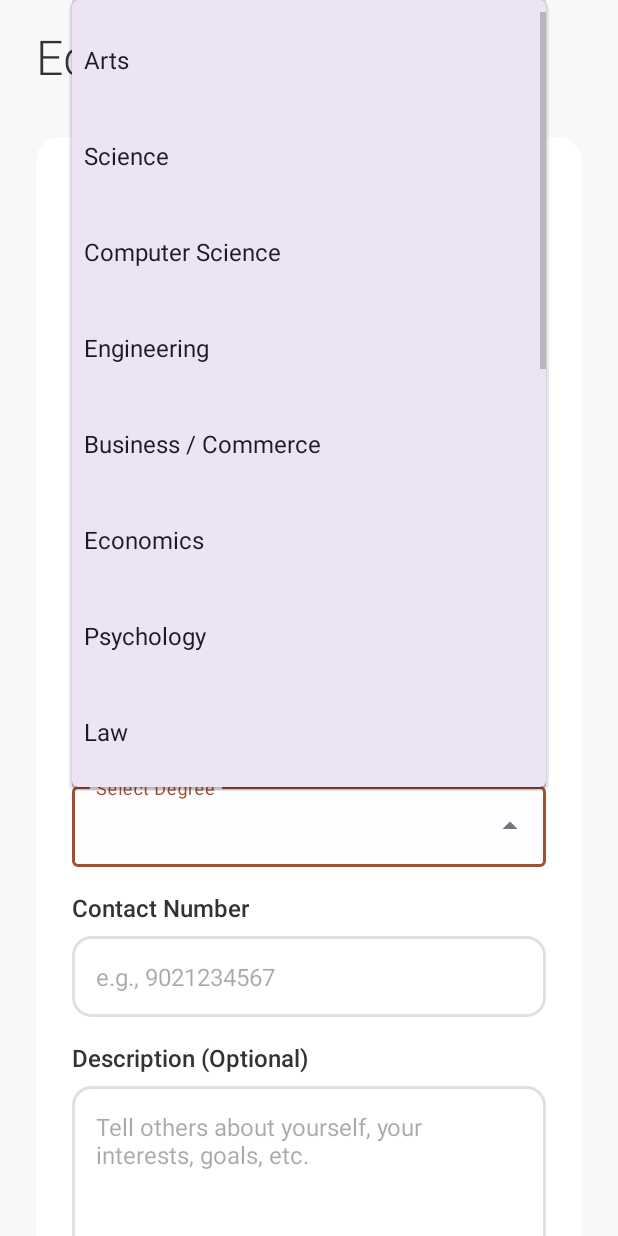
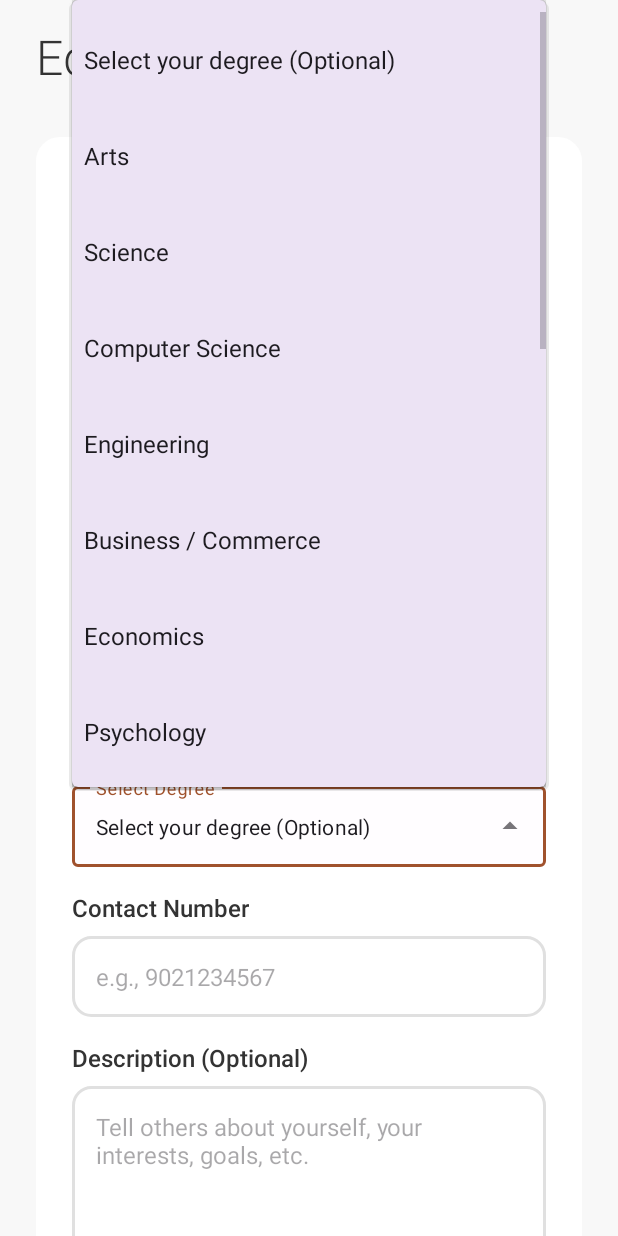
Before and after one commit to henriceriocain/DalTutor, an Android app: the EditProfileActivity screen opened directly, with no data from a screen before it, after a tap on an icon or button, on a phone screen of 412 x 824 dp. Run offline under Robolectric (Android 15) with nearby library versions, the phone set to English and light mode, and no system bars; our stand-ins replace Firebase (no records; nobody signed in at launch, a user with empty details on screens opened directly); pictures from the network do not load; 1 other tap on this screen came first.

```diff
--- a/app/src/main/java/com/example/csci3130group1/utils/DegreeConstants.java
+++ b/app/src/main/java/com/example/csci3130group1/utils/DegreeConstants.java
@@ -45,9 +45,12 @@ public class DegreeConstants {
         "Planning"
     };
 
-    // Get degree options for profile editing (no "All Degrees" option)
+    // Get degree options for profile editing (with empty state)
     public static String[] getProfileDegreeOptions() {
-        return DEGREE_OPTIONS;
+        String[] profileOptions = new String[DEGREE_OPTIONS.length + 1];
+        profileOptions[0] = "Select your degree (Optional)";
+        System.arraycopy(DEGREE_OPTIONS, 0, profileOptions, 1, DEGREE_OPTIONS.length);
+        return profileOptions;
     }
 
     // Get degree options for filtering (includes "All Degrees" option)
```
Also changed, not shown: app/src/main/java/com/example/csci3130group1/EditProfileActivity.java (+24 -10 lines).
